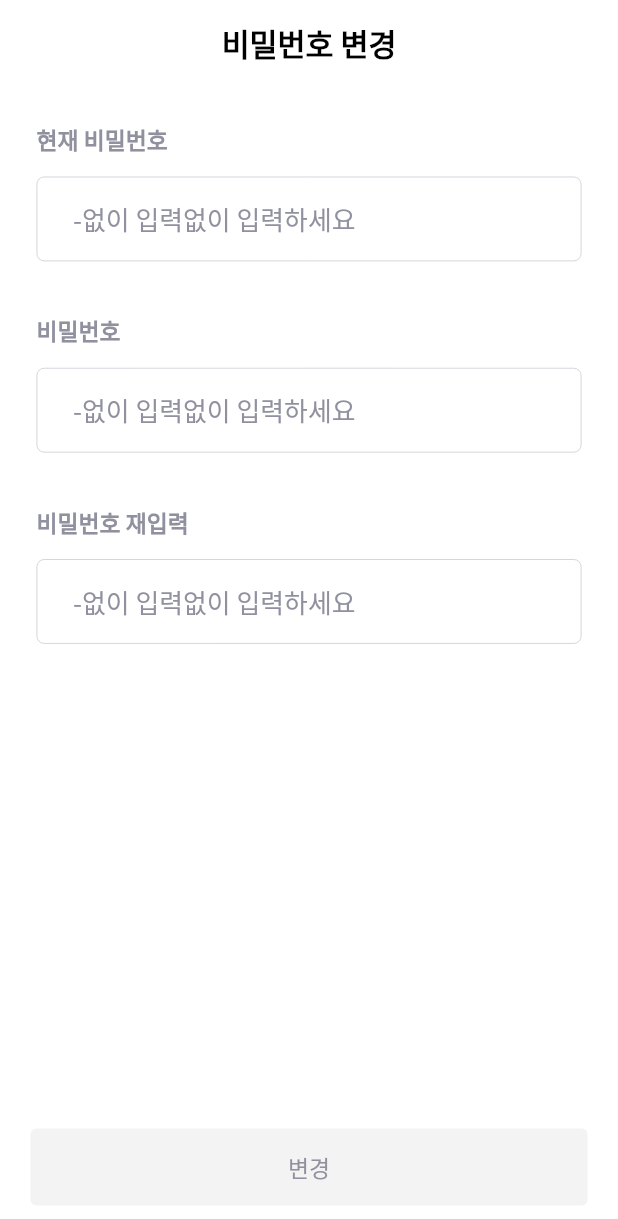
After one commit to Team-Grima/KuHaeJwo-frontend, a Flutter app: the ChangePWViewPage screen opened by its route, on a phone screen of 412 x 824 dp. The commit adds this screen. Shown: the top 1219 px of the screen. Run offline on Flutter 3.47's test engine with Material 2 defaults, Android fonts, the phone set to English and light mode, and no system bars; our stand-ins replace cached_network_image, dio, dropdown_button2, flutter_screenutil, flutter_secure_storage, flutter_svg and 4 more; missing offline and left inert: flutter_inappwebview; accounts and stored records are empty; network calls fail; project files that could hold a hidden picture were left out.

Commit message:
[Publish] textinput field added <login_step_0_view_page>

```diff
--- a/lib/home/home_view_page.dart
+++ b/lib/home/home_view_page.dart
@@ -3,6 +3,7 @@ import 'package:flutter_svg/flutter_svg.dart';
 
 import 'package:get/get.dart';
 import 'package:pet_app/common/common.dart';
+import 'package:pet_app/login/login_step_0_view_page.dart';
 import 'package:pet_app/main_view_page/main_view_page.dart';
 import 'package:pet_app/home/home_controller.dart';
 import 'package:pet_app/my_page/mypage_view_page.dart';
@@ -14,7 +15,7 @@ class HomeViewPage extends StatelessWidget {
   Widget build(BuildContext context) {
     List<Widget> pageList = [
       const MainPage(),
-      const MainPage(),
+      const ChangePWViewPage(),
       const MainPage(),
       const MyPageViewPage(),
       const MainPage(),
--- /dev/null
+++ b/lib/login/login_controller.dart
@@ -0,0 +1,188 @@
+import 'package:flutter/material.dart';
+import 'package:get/get.dart';
+
+import 'package:logger/logger.dart';
+import 'package:pet_app/common/common.dart';
+import 'package:pet_app/common/service/auth_service.dart';
+
+class ChangePasswordController extends GetxController {
+  final AuthService _authService = AuthService();
+  final Logger _logger = Common.logger;
+
+  final TextEditingController _currentPassword = TextEditingController();
+
+  TextEditingController get currentPassword => _currentPassword;
+
+  final TextEditingController _newPassword = TextEditingController();
+
+  TextEditingController get newPassword => _newPassword;
+
+  final TextEditingController _checkNewPassword = TextEditingController();
+
+  TextEditingController get checkNewPassword => _checkNewPassword;
+
+  final String _returnMessage = "";
+
+  final currentPasswordWarninng = ''.obs;
+
+  final currentPasswordValid = true.obs;
+
+  final newPasswordWarninng = ''.obs;
+
+  final newPasswordValid = true.obs;
+
+  final checkNewPasswordWarninng = ''.obs;
+
+  final checkNewPasswordValid = true.obs;
+
+  String get returnMessage => _returnMessage;
+
+  RxBool _isLoading = false.obs;
+
+  RxBool get isLoading => _isLoading;
+  bool isAllPassing = false;
+
+  Map<TextEditingController, RxBool> isDeleteButtonVisibleMap = <TextEditingController, RxBool>{};
+
+  @override
+  void onInit() {
+    currentPassword.addListener(currentPasswardListener);
+    newPassword.addListener(newPasswardListener);
+    checkNewPassword.addListener(newPasswardCheckListener);
+    _isLoading = false.obs;
+    final textEditingControllerList = [
+      currentPassword,
+      newPassword,
+      checkNewPassword,
+    ];
+    for (var i in textEditingControllerList) {
+      isDeleteButtonVisibleMap[i] = false.obs;
+
+      i.addListener(() {
+        isDeleteButtonVisibleMap[i]!.value = i.text.isNotEmpty;
+      });
+    }
+    super.onInit();
+  }
+
+  @override
+  void dispose() {
+    currentPassword.dispose();
+    newPassword.dispose();
+    checkNewPassword.dispose();
+  }
+
+  void currentPasswardListener() {
+    if (currentPassword.text.length < 9) {
+      // 올바른 비밀번호 백엔드 받은거 검증 로직 필요
+      currentPasswordWarninng.value = '올바른 비밀번호를 입력하세요';
+      currentPasswordValid.value = false;
+    } else {
+      currentPasswordWarninng.value = '';
+      currentPasswordValid.value = true;
+    }
+    verify();
+    update();
+  }
+
+  void newPasswardListener() {
+    if (newPassword.text.length < 8) {
+      newPasswordWarninng.value = '8자리 이상 입력하세요';
+      newPasswordValid.value = false;
+    } else {
+      newPasswordWarninng.value = '';
+      newPasswordValid.value = true;
+    }
+    verify();
+    update();
+  }
+
+  void newPasswardCheckListener() {
+    if (newPassword.text.trim() != checkNewPassword.text.trim() || checkNewPassword.text == '') {
+      checkNewPasswordWarninng.value = '입력한 비밀번호와 달라요';
+      checkNewPasswordValid.value = false;
+    } else {
+      checkNewPasswordWarninng.value = '';
+      checkNewPasswordValid.value = true;
+    }
+    verify();
+    update();
+  }
+
+  void setLoadingStatus(bool value) {
+    _isLoading.value = value;
+    // notifyListeners();
+  }
+
+  bool verify() {
+    isAllPassing = currentPassword.text != '' && checkNewPassword.text != '' && newPassword.text != ''; //여러 조건 추가 모두 pass 일 때 true 로 변경
+    return false;
+  }
+
+  // Future submit() async {
+  //   currentPasswardListener();
+  //   newPasswardListener();
+  //   newPasswardCheckListener();
+  //   try {
+  //     if (_isLoading.value) {
+  //       return;
+  //     }
+  //     setLoadingStatus(true);
+
+  //     if (_checkNewPassword.text.trim() != _newPassword.text.trim()) {
+  //       _returnMessage = "비밀번호가 다릅니다.";
+  //       // notifyListeners();
+  //       setLoadingStatus(false);
+
+  //       return;
+  //     }
+
+  //     if (_checkNewPassword.text.isEmpty || _newPassword.text.isEmpty) {
+  //       _returnMessage = "비밀번호를 입력해주세요.";
+  //       // notifyListeners();
+  //       setLoadingStatus(false);
+  //       return;
+  //     }
+
+  //     var checkChangePassword = await _authService.changePassword(_currentPassword.text.trim(), _newPassword.text.trim());
+
+  //     if (checkChangePassword.result) {
+  //       var prefs = await SharedPreferences.getInstance();
+  //       var email = _authService.user!.email;
+  //       var autoSignin = prefs.getBool('auto_signin') ?? false;
+  //       var signIn = await _authService.signInWithEmail(email!, _newPassword.text.trim(), null, autoSignin);
+
+  //       //여기가 성공을 해도 singIn.result에서 true로 안가고 false로 감
+  //       if (signIn.result) {
+  //         _logger.d("Change password succeeded");
+  //         // _navigationService.back();
+  //         Get.back();
+  //       } else {
+  //         setLoadingStatus(false);
+  //         Common.commonModal(
+  //           mainText: '비밀번호 변경 실패',
+  //           subText: checkChangePassword.errorMsg,
+  //         );
+
+  //         //  await _dialogService.showCustomDialog(
+  //         //  variant: DialogType.yes, description: "비밀번호 변경 실패\n${checkChangePassword.errorMsg ?? ""}", mainButtonTitle: "확인");
+  //       }
+  //       // notifyListeners();
+  //     } else {
+  //       Common.commonModal(
+  //         mainText: '비밀번호 변경 실패',
+  //         subText: checkChangePassword.errorMsg,
+  //       );
+  //       // await _dialogService.showCustomDialog(variant: DialogType.yes, description: "비밀번호 변경 실패\n${checkChangePassword.errorMsg ?? ""}", mainButtonTitle: "확인");
+  //     }
+  //     setLoadingStatus(false);
+  //   } catch (e) {
+  //     // _setLog.setCrashLog(Routes.signInViewRoute, "submit", e.toString());
+  //   }
+  // }
+
+  void navigateToBack() {
+    // _navigationService.back();
+    Get.back();
+  }
+}
--- /dev/null
+++ b/lib/login/login_step_0_view_page.dart
@@ -0,0 +1,157 @@
+import 'package:flutter/material.dart';
+import 'package:flutter_svg/svg.dart';
+import 'package:get/get.dart';
+
+import 'package:flutter_screenutil/flutter_screenutil.dart';
+import 'package:pet_app/common/common.dart';
+import 'package:pet_app/login/login_controller.dart';
+
+class ChangePWViewPage extends StatelessWidget {
+  static const String url = "/login";
+  const ChangePWViewPage({Key? key}) : super(key: key);
+  @override
+  Widget build(BuildContext context) {
+    final ChangePasswordController controller = Get.put(ChangePasswordController());
+    return DefaultTextHeightBehavior(
+      textHeightBehavior: const TextHeightBehavior(leadingDistribution: TextLeadingDistribution.even),
+      child: GestureDetector(
+        onTap: () {
+          FocusScope.of(context).unfocus();
+        },
+        child: Scaffold(
+          backgroundColor: CommonColor.white,
+          resizeToAvoidBottomInset: false,
+          body: Column(
+            children: [
+              CommonAppBar(context: context, title: '비밀번호 변경', shadowColor: Colors.transparent),
+              Row(
+                children: [
+                  _infoMessage('현재 비밀번호', CommonTextStyle.b06(color: CommonColor.gray03), 24.r),
+                  const Expanded(child: SizedBox()),
+                  _errorMessage(controller.currentPasswordWarninng, CommonTextStyle.b14(color: CommonColor.red), 27.r)
+                ],
+              ),
+              textInputWidget('-없이 입력없이 입력하세요', controller.currentPassword, controller.currentPasswordValid, false, 12.r, controller),
+              Row(
+                children: [
+                  _infoMessage('비밀번호', CommonTextStyle.b06(color: CommonColor.gray03), 32.r),
+                  const Expanded(child: SizedBox()),
+                  _errorMessage(controller.newPasswordWarninng, CommonTextStyle.b14(color: CommonColor.red), 27.r)
+                ],
+              ),
+              textInputWidget('-없이 입력없이 입력하세요', controller.newPassword, controller.newPasswordValid, true, 12.r, controller),
+              Row(
+                children: [
+                  _infoMessage('비밀번호 재입력', CommonTextStyle.b06(color: CommonColor.gray03), 32.r),
+                  const Expanded(child: SizedBox()),
+                  _errorMessage(controller.checkNewPasswordWarninng, CommonTextStyle.b14(color: CommonColor.red), 27.r)
+                ],
+              ),
+              textInputWidget('-없이 입력없이 입력하세요', controller.checkNewPassword, controller.checkNewPasswordValid, true, 12.r, controller),
+              const Expanded(child: SizedBox()),
+              Common.BottomButton(
+                context: context,
+                numberOfButton: 1,
+                buttonColor1: controller.isAllPassing ? CommonColor.darkGray : CommonColor.gray01,
+                buttonText1: '변경',
+                textColor1: controller.isAllPassing ? CommonColor.navy : CommonColor.gray03,
+                isButton1Active: controller.isAllPassing,
+                button1Function: () {
+                  // controller.submit();
+                },
+              )
+            ],
+          ),
+        ),
+      ),
+    );
+  }
+}
+
+Widget _infoMessage(String text, TextStyle style, double top) {
+  return Padding(
+    padding: EdgeInsets.fromLTRB(24.r, top, 0.0, 0.0),
+    child: Row(children: [
+      Text(
+        text,
+        style: style,
+      ),
+    ]),
+  );
+}
+
+Widget _errorMessage(RxString text, TextStyle style, double top) {
+  return Obx(() => Padding(
+        padding: EdgeInsets.fromLTRB(0.0, top, 24.r, 0.0),
+        child: Row(children: [
+          Text(
+            text.value,
+            style: style,
+          ),
+        ]),
+      ));
+}
+
+Widget textInputWidget(
+    String hintText, TextEditingController textEditingController, RxBool isValid, bool isPwd, double top, ChangePasswordController controller) {
+  return Padding(
+    padding: EdgeInsets.fromLTRB(24.r, top, 24.r, 0.0),
+    child: Stack(
+      alignment: Alignment.center,
+      children: [
+        Obx(
+          () => TextField(
+            keyboardType: isPwd ? TextInputType.visiblePassword : TextInputType.emailAddress,
+            obscureText: isPwd,
+            controller: textEditingController,
+            decoration: InputDecoration(
+              enabledBorder: OutlineInputBorder(
+                  borderSide: isValid.value ? BorderSide(color: CommonColor.gray02, width: 0.5.r) : BorderSide(color: CommonColor.red, width: 1.r),
+                  borderRadius: BorderRadius.circular(5.r)),
+              focusedBorder: OutlineInputBorder(
+                  borderSide: isValid.value ? BorderSide(color: CommonColor.gray02, width: 0.5.r) : BorderSide(color: CommonColor.red, width: 1.r),
+                  borderRadius: BorderRadius.circular(5.r)),
+              contentPadding: EdgeInsets.symmetric(vertical: 15.5.r, horizontal: 24.r),
+              border: OutlineInputBorder(borderRadius: BorderRadius.circular(16.r)),
+              hintText: hintText,
+              hintStyle: CommonTextStyle.b03(color: CommonColor.gray03),
+            ),
+          ),
+        ),
+        Padding(
+          padding: EdgeInsets.symmetric(vertical: 18.r),
+          child: Obx(
+            () => Row(
+              mainAxisAlignment: MainAxisAlignment.end,
+              crossAxisAlignment: CrossAxisAlignment.center,
+              children: [
+                Visibility(
+                  visible: controller.isDeleteButtonVisibleMap[textEditingController]!.value,
+                  child: Padding(
+                    padding: EdgeInsets.only(right: 6.r),
+                    child: InkWell(
+                      onTap: () {
+                        if (textEditingController.text.isNotEmpty) {
+                          textEditingController.clear();
+                        }
+                      },
+                      child: SvgPicture.asset('assets/icon/xDeleteButton.svg', width: 16.r, height: 16.r),
+                    ),
+                  ),
+                ),
+                Container(
+                  height: 22.r,
+                  margin: EdgeInsets.only(right: 16.r),
+                  child: InkWell(
+                    onTap: () {},
+                    child: isValid.value ? const SizedBox() : SvgPicture.asset('assets/icon/notCorrect_filled.svg'),
+                  ),
+                ),
+              ],
+            ),
+          ),
+        ),
+      ],
+    ),
+  );
+}
--- a/lib/route/routes.dart
+++ b/lib/route/routes.dart
@@ -1,5 +1,6 @@
 import 'package:pet_app/alarm/alarm_view_page.dart';
 import 'package:pet_app/edit_my_ku/edit_my_KU_view_page.dart';
+import 'package:pet_app/login/login_step_0_view_page.dart';
 import 'package:pet_app/main_view_page/main_view_page.dart';
 import 'package:pet_app/home/home_view_page.dart';
 import 'package:pet_app/post_detail_view_page/post_detail_view_page.dart';
@@ -19,6 +20,7 @@ class GetXRouter {
     GetPage(name: EditMyKUViewPage.url, page: () => const EditMyKUViewPage()),
     GetPage(name: SurveyViewPage.url, page: () => const SurveyViewPage()),
     GetPage(name: SurveyStep1ViewPage.url, page: () => const SurveyStep1ViewPage()),
+    GetPage(name: ChangePWViewPage.url, page: () => const ChangePWViewPage()),
     // GetPage(name: ChatPage.url, page: () => const ChatPage()),
     // GetPage(name: AddPostPage.url, page: () => const AddPostPage()),
     // GetPage(name: MyPageViewPage.url, page: () => const MyPageViewPage()),
```
